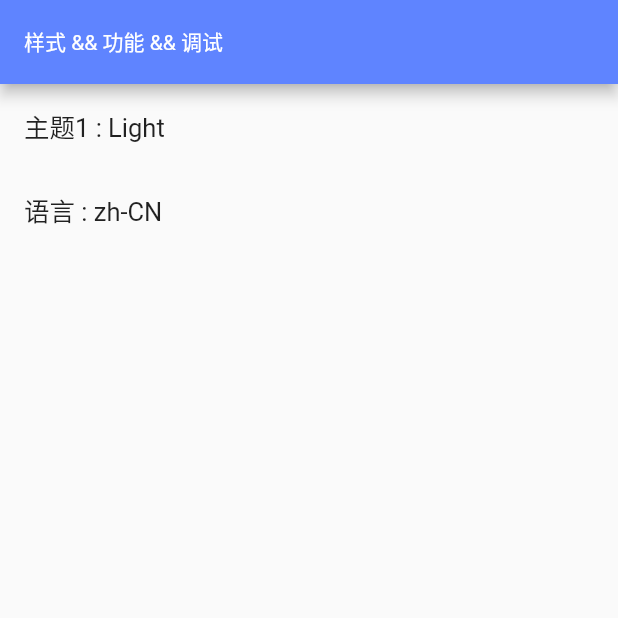
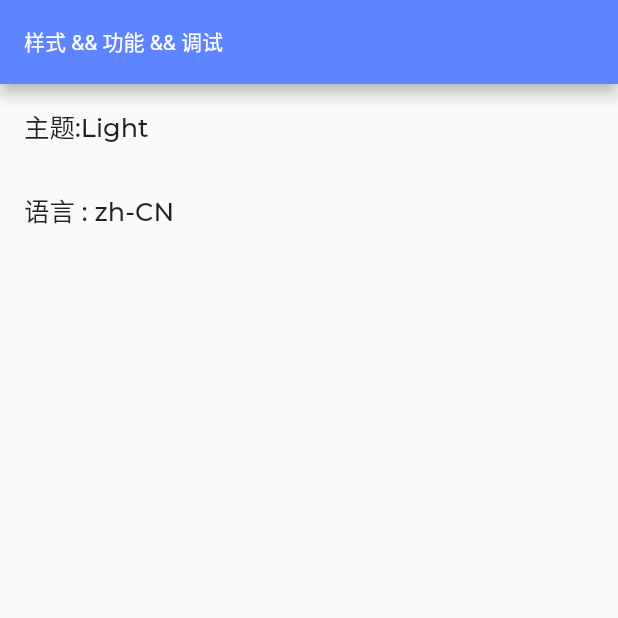
Before and after one commit to ChaoQunPeng/flutter_woo, a Flutter app: the screen it shows after launch, after a tap on an icon or button, on a phone screen of 412 x 824 dp, the top half of it. Run offline on Flutter 3.47's test engine with Material 3 defaults, Android fonts, the light colour scheme and no system bars; our stand-ins replace dio, get, package_info_plus, shared_preferences; statements that could not run were skipped; project files that could hold a hidden picture were left out.

Commit message:
✨ feat: 增加字体

```diff
--- a/lib/common/services/config.dart
+++ b/lib/common/services/config.dart
@@ -2,7 +2,7 @@
  * @Author: PengChaoQun 1152684231@qq.com
  * @Date: 2024-06-01 19:11:38
  * @LastEditors: PengChaoQun 1152684231@qq.com
- * @LastEditTime: 2024-06-02 14:25:31
+ * @LastEditTime: 2024-06-02 15:08:11
  * @FilePath: /flutter_woo_commerce_getx_learn/lib/common/services/config.dart
  * @Description:
  */
@@ -55,6 +55,7 @@ class ConfigService extends GetxService {
     Get.changeThemeMode(
       _isDarkModel.value == true ? ThemeMode.dark : ThemeMode.light,
     );
+
     await Storage().setString(Constants.storageThemeCode,
         _isDarkModel.value == true ? "dark" : "light");
 
--- a/lib/common/style/theme.dart
+++ b/lib/common/style/theme.dart
@@ -2,7 +2,7 @@
  * @Author: PengChaoQun 1152684231@qq.com
  * @Date: 2024-06-02 13:46:32
  * @LastEditors: PengChaoQun 1152684231@qq.com
- * @LastEditTime: 2024-06-02 13:46:56
+ * @LastEditTime: 2024-06-02 15:08:56
  * @FilePath: /flutter_woo_commerce_getx_learn/lib/common/style/theme.dart
  * @Description:
  */
@@ -16,11 +16,13 @@ class AppTheme {
   static ThemeData light = ThemeData(
     colorScheme: lightColorScheme,
     useMaterial3: false,
+    fontFamily: "Montserrat",
   );
 
   /// 暗色
   static ThemeData dark = ThemeData(
     colorScheme: darkColorScheme,
     useMaterial3: false,
+    fontFamily: "Montserrat",
   );
 }
--- a/lib/pages/styles/style_index/controller.dart
+++ b/lib/pages/styles/style_index/controller.dart
@@ -2,7 +2,7 @@
  * @Author: PengChaoQun 1152684231@qq.com
  * @Date: 2024-06-01 17:48:51
  * @LastEditors: PengChaoQun 1152684231@qq.com
- * @LastEditTime: 2024-06-02 14:13:38
+ * @LastEditTime: 2024-06-02 15:07:54
  * @FilePath: /flutter_woo_commerce_getx_learn/lib/pages/styles/style_index/controller.dart
  * @Description:
  */
--- a/lib/pages/styles/style_index/view.dart
+++ b/lib/pages/styles/style_index/view.dart
@@ -2,7 +2,7 @@
  * @Author: PengChaoQun 1152684231@qq.com
  * @Date: 2024-06-01 17:48:51
  * @LastEditors: PengChaoQun 1152684231@qq.com
- * @LastEditTime: 2024-06-02 14:11:27
+ * @LastEditTime: 2024-06-02 14:59:49
  * @FilePath: /flutter_woo_commerce_getx_learn/lib/pages/styles/style_index/view.dart
  * @Description:
  */
@@ -20,7 +20,7 @@ class StyleIndexPage extends GetView<StyleIndexController> {
     return Column(children: [
       ListTile(
         onTap: controller.onThemeSelected,
-        title: Text("主题1 : ${ConfigService.to.isDarkModel ? "Dark" : "Light"}"),
+        title: Text("主题:${ConfigService.to.isDarkModel ? "Dark" : "Light"}"),
       ),
       ListTile(
         onTap: controller.onLanguageSelected,
```
Also changed, not shown: assets/fonts/Montserrat/Montserrat-Bold.ttf (added), assets/fonts/Montserrat/Montserrat-Light.ttf (added), assets/fonts/Montserrat/Montserrat-Medium.ttf (added), assets/fonts/Montserrat/Montserrat-Regular.ttf (added).
